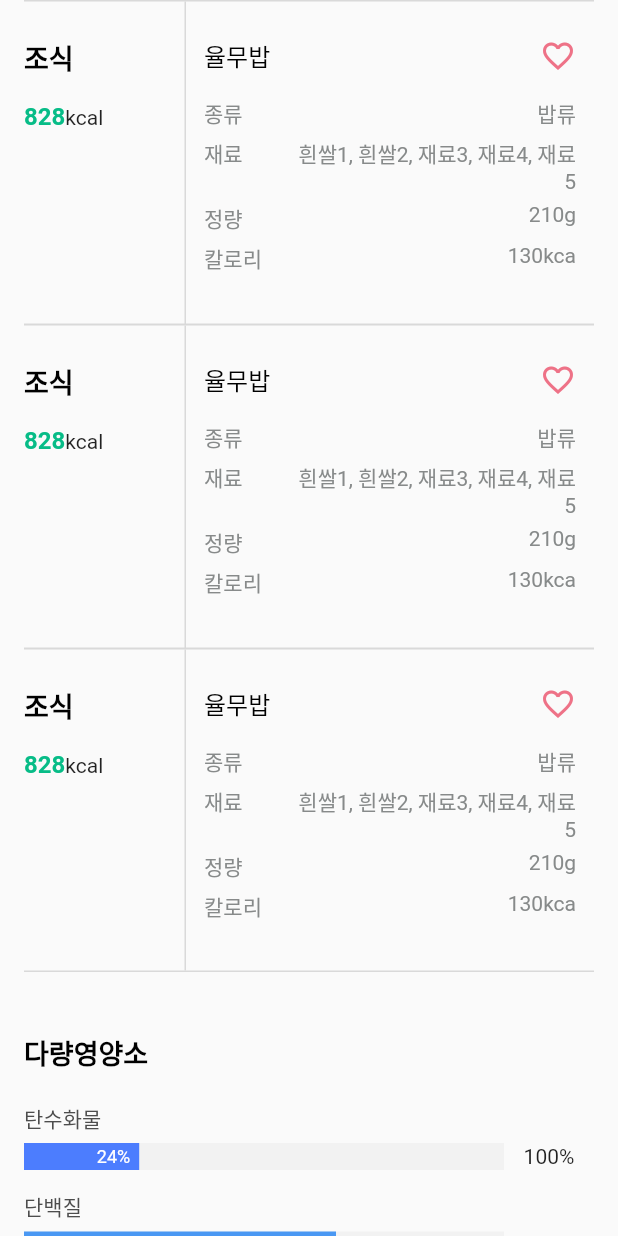
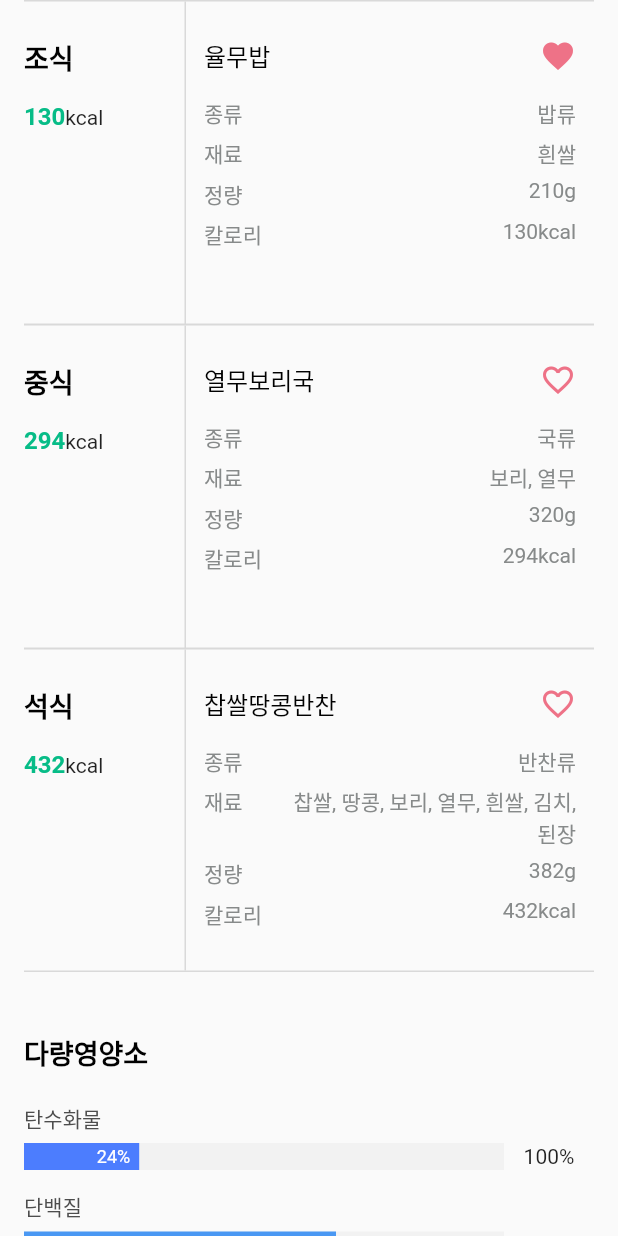
Before and after one commit to Xim-ya/Flutter_Graph_Animations, a Flutter app: the screen it shows after launch, after a tap on the "favorite outline" icon, on a phone screen of 412 x 824 dp. Run offline on Flutter 3.47's test engine with Material 2 defaults, Android fonts, the phone set to English and light mode, and no system bars; our stand-ins replace get, pie_chart, visibility_detector.

Commit message:
dev : Meal Table에 모델링 데이터 삽입 & Heart ToggleLogic 구현

```diff
--- a/lib/controller/meal_controller.dart
+++ b/lib/controller/meal_controller.dart
@@ -1,12 +1,28 @@
 import 'package:injewelme/utils/index.dart';
 
 class MealController extends GetxController {
+  // Meal 모델과 연동
+  var model = MealCore();
+
+  MealCore _model;
+  MealController({required MealCore model}) : _model = model;
+
+  /* INSTANCE */
   Map<String, double> nutrientList = nutrients;
   List<double> nutrientsPercentage = [];
   List<String> nutrientsName = [];
   bool barAnimated = false;
   bool pieChartAnimated = false;
 
+  List<Meal> get mealList {
+    return _model.mealList;
+  }
+
+  List<int> get selectedMealList {
+    return _model.selectedMealList;
+  }
+
+  // INTENTS
   // Perecetange Value를 Controller를 통해 Widget(AnimatedContainer)에 전달하여 Animation 생성
   void setProgressBarAnimation() {
     barAnimated = true;
@@ -15,7 +31,11 @@ class MealController extends GetxController {
 
   void setPieChartAnimation() {
     pieChartAnimated = true;
-    print("UPDATED");
+    update();
+  }
+
+  void toggleFavoriteMeal(int selectedId) {
+    _model.toggleFavoriteMeal(selectedId);
     update();
   }
 
--- a/lib/model/meal_model.dart
+++ b/lib/model/meal_model.dart
@@ -1,4 +1,19 @@
+import 'package:injewelme/utils/dummy_data.dart';
+
+class MealCore {
+  List<Meal> mealList = meals; // Meal 리스트 데이터
+  List<int> selectedMealList = []; // 좋아요 리스트에 추가된 Meal
+
+  // Intent : Meal 좋아요 Toggle 메소드
+  void toggleFavoriteMeal(int selectedId) {
+    selectedMealList.contains(selectedId)
+        ? selectedMealList.remove(selectedId)
+        : selectedMealList.add(selectedId);
+  }
+}
+
 class Meal {
+  int id;
   int mealTime;
   String mealName;
   int mealType;
@@ -6,6 +21,6 @@ class Meal {
   int gram;
   int kcal;
 
-  Meal(this.mealTime, this.mealName, this.mealType, this.mealIngredient,
-      this.gram, this.kcal);
+  Meal(this.id, this.mealTime, this.mealName, this.mealType,
+      this.mealIngredient, this.gram, this.kcal);
 }
--- a/lib/screen/main_screen.dart
+++ b/lib/screen/main_screen.dart
@@ -6,7 +6,7 @@ class MainScreen extends StatelessWidget {
 
   @override
   Widget build(BuildContext context) {
-    final c = Get.put(MealController());
+    final c = Get.put(MealController(model: MealCore()));
     return Scaffold(
       body: SafeArea(
         child: SingleChildScrollView(
@@ -21,7 +21,7 @@ class MainScreen extends StatelessWidget {
                   shrinkWrap: true,
                   itemCount: 3,
                   itemBuilder: (context, index) {
-                    return MealTableItem(indexPath: index);
+                    return MealTableItem(indexPath: index, c: c);
                   },
                 ),
                 /*** 다량 영양소 섹션 ***/
@@ -55,7 +55,7 @@ class MainScreen extends StatelessWidget {
   VisibilityDetector pieChartDetectiveWidget(MealController c) {
     return VisibilityDetector(
         onVisibilityChanged: (VisibilityInfo info) {
-          c.setPieChartAnimation();
+          !c.pieChartAnimated ? c.setPieChartAnimation() : null;
         },
         key: const Key("pieChart"),
         child: const SizedBox(
@@ -71,7 +71,11 @@ class MainScreen extends StatelessWidget {
           ? VisibilityDetector(
               key: const Key("bar"),
               onVisibilityChanged: (VisibilityInfo info) {
-                c.barAnimated ? null : c.setProgressBarAnimation();
+                !c.barAnimated
+                    ? c.barAnimated
+                        ? null
+                        : c.setProgressBarAnimation()
+                    : null;
               },
               child: const SizedBox(height: 14))
           : const SizedBox(height: 14);
--- a/lib/utils/dummy_data.dart
+++ b/lib/utils/dummy_data.dart
@@ -13,10 +13,11 @@ const Map<int, String> mealType = {
   11101: "반찬류",
 };
 
-List<Meal> mealList = [
-  Meal(1011, "율무밥", 11011, ["흰쌀"], 210, 130),
-  Meal(1100, "열무보리국", 11100, ["보리", "열무"], 320, 294),
-  Meal(1101, "찹쌀땅콩반찬", 11101, ["찹쌀", "땅콩", "보리", "열무", "흰쌀"], 382, 432)
+List<Meal> meals = [
+  Meal(32421, 1011, "율무밥", 11011, ["흰쌀"], 210, 130),
+  Meal(12312, 1100, "열무보리국", 11100, ["보리", "열무"], 320, 294),
+  Meal(12304, 1101, "찹쌀땅콩반찬", 11101, ["찹쌀", "땅콩", "보리", "열무", "흰쌀", "김치", "된장"],
+      382, 432)
 ];
 
 // 다량영양소 (Nutrients List Section > Progress Bar)
--- a/lib/widgets/meal_table_item.dart
+++ b/lib/widgets/meal_table_item.dart
@@ -2,10 +2,13 @@ import 'package:injewelme/utils/index.dart';
 
 class MealTableItem extends StatelessWidget {
   final int indexPath;
-  const MealTableItem({Key? key, required this.indexPath}) : super(key: key);
+  final MealController c;
+  const MealTableItem({Key? key, required this.indexPath, required this.c})
+      : super(key: key);
 
   @override
   Widget build(BuildContext context) {
+    final mealItem = c.mealList[indexPath];
     final _wrappingMargin =
         getResponsiveWidth(MediaQuery.of(context).size.width, 32);
     return Container(
@@ -32,12 +35,15 @@ class MealTableItem extends StatelessWidget {
               children: [
                 Container(
                   margin: const EdgeInsets.only(top: 24, bottom: 16),
-                  child: Text("조식", style: FontStyles().sectionTitle),
+                  child: Text(mealTime[mealItem.mealTime].toString(),
+                      style: FontStyles().sectionTitle),
                 ),
                 Text.rich(
                   TextSpan(
                     children: <TextSpan>[
-                      TextSpan(text: "828", style: FontStyles().kcalHighLight),
+                      TextSpan(
+                          text: mealItem.kcal.toString(),
+                          style: FontStyles().kcalHighLight),
                       const TextSpan(text: "kcal"),
                     ],
                   ),
@@ -56,18 +62,26 @@ class MealTableItem extends StatelessWidget {
                     mainAxisAlignment: MainAxisAlignment.spaceBetween,
                     children: [
                       Text(
-                        "율무밥",
+                        mealItem.mealName,
                         style: FontStyles().mealTitle,
                       ),
-                      IconButton(
-                        padding: EdgeInsets.zero,
-                        constraints: const BoxConstraints(),
-                        onPressed: () {},
-                        icon: Icon(
-                          Icons.favorite_border,
-                          color: kPink,
-                        ),
-                      )
+                      GetBuilder<MealController>(
+                          init: c,
+                          builder: (context) {
+                            return IconButton(
+                              padding: EdgeInsets.zero,
+                              constraints: const BoxConstraints(),
+                              onPressed: () {
+                                c.toggleFavoriteMeal(mealItem.id);
+                              },
+                              icon: Icon(
+                                c.selectedMealList.contains(mealItem.id)
+                                    ? Icons.favorite
+                                    : Icons.favorite_border,
+                                color: kPink,
+                              ),
+                            );
+                          }),
                     ],
                   ),
                   // 식단 디테일 리스트
@@ -76,11 +90,11 @@ class MealTableItem extends StatelessWidget {
                     shrinkWrap: true,
                     children: [
                       const SizedBox(height: 16),
-                      mealOption("종류", "밥류"),
-                      mealOption("재료", "흰쌀1, 흰쌀2, 재료3, 재료4, 재료5",
+                      mealOption("종류", mealType[mealItem.mealType].toString()),
+                      mealOption("재료", mealItem.mealIngredient.join(', '),
                           wrappingMargin: _wrappingMargin),
-                      mealOption("정량", "210g"),
-                      mealOption("칼로리", "130kca"),
+                      mealOption("정량", "${mealItem.gram}g"),
+                      mealOption("칼로리", "${mealItem.kcal}kcal"),
                     ],
                   ),
                 ],
```
